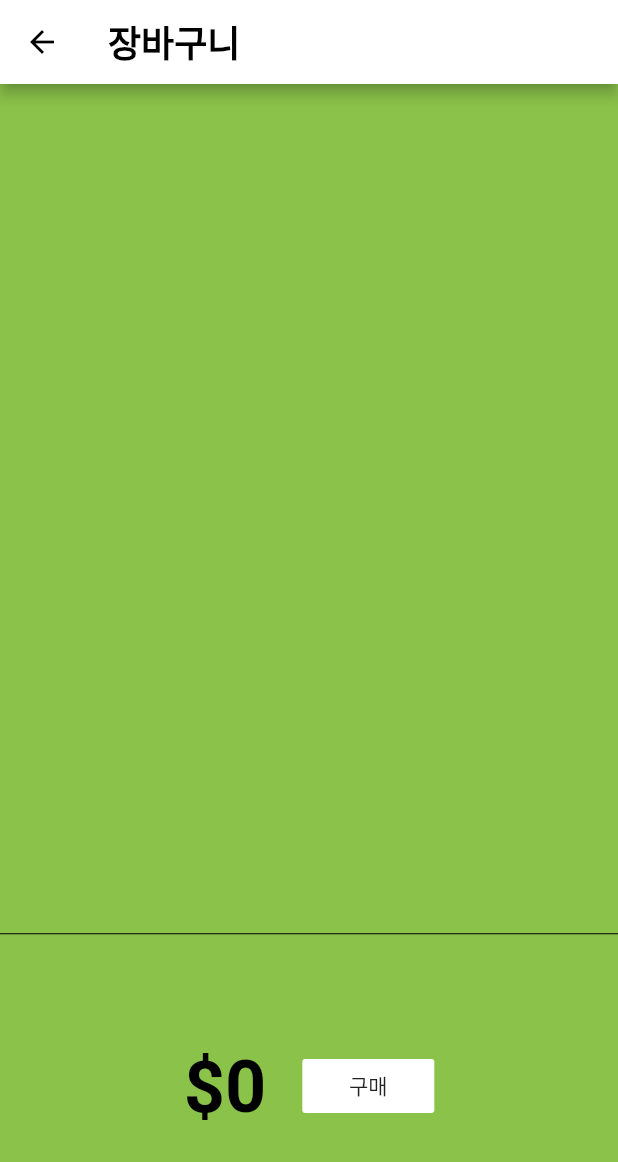
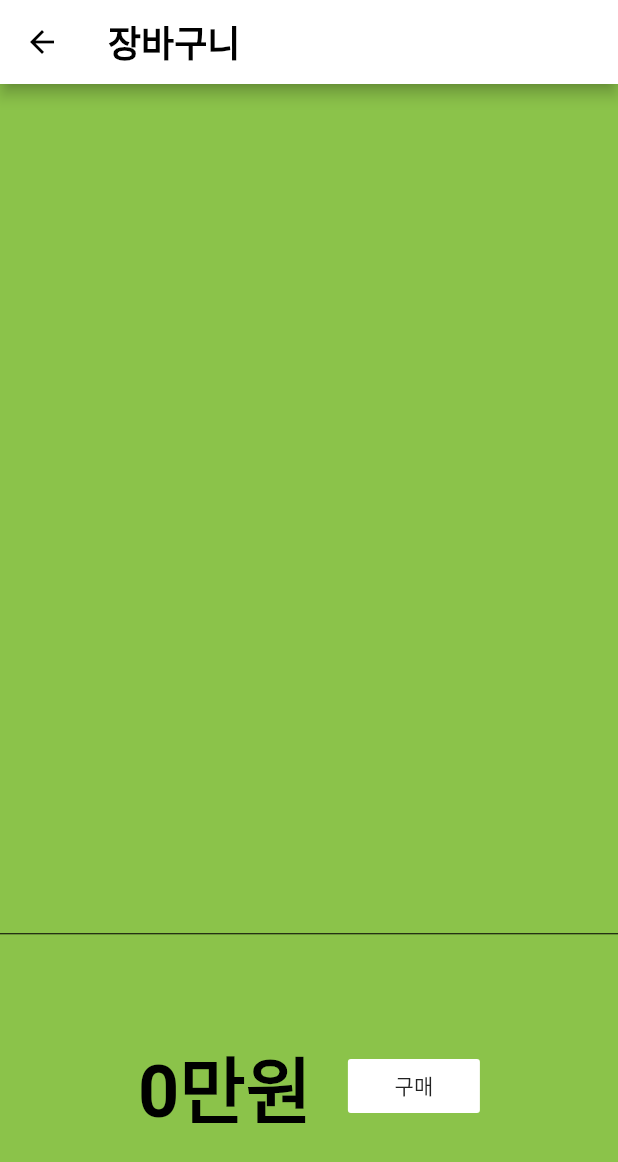
Before and after one commit to srcho8/flutter_shopping, a Flutter app: the Cart_Page screen opened directly, on a phone screen of 412 x 824 dp. Shown: the top 1162 px of the screen. Run offline on Flutter 3.47's test engine with Material 2 defaults, Android fonts, the phone set to English and light mode, and no system bars.

Commit message:
장바구니 페이지 가격 단위 수정.

```diff
--- a/lib/ui/cart_page.dart
+++ b/lib/ui/cart_page.dart
@@ -68,7 +68,7 @@ class _CartTotal extends StatelessWidget {
           children: [
             Consumer<CartModel>(
                 builder: (context, cart, child) =>
-                    Text('\$${cart.totalPrice}', style: hugeStyle)),
+                    Text('${cart.totalPrice}만원', style: hugeStyle)),
             SizedBox(width: 24),
             FlatButton(
               onPressed: () {
```
